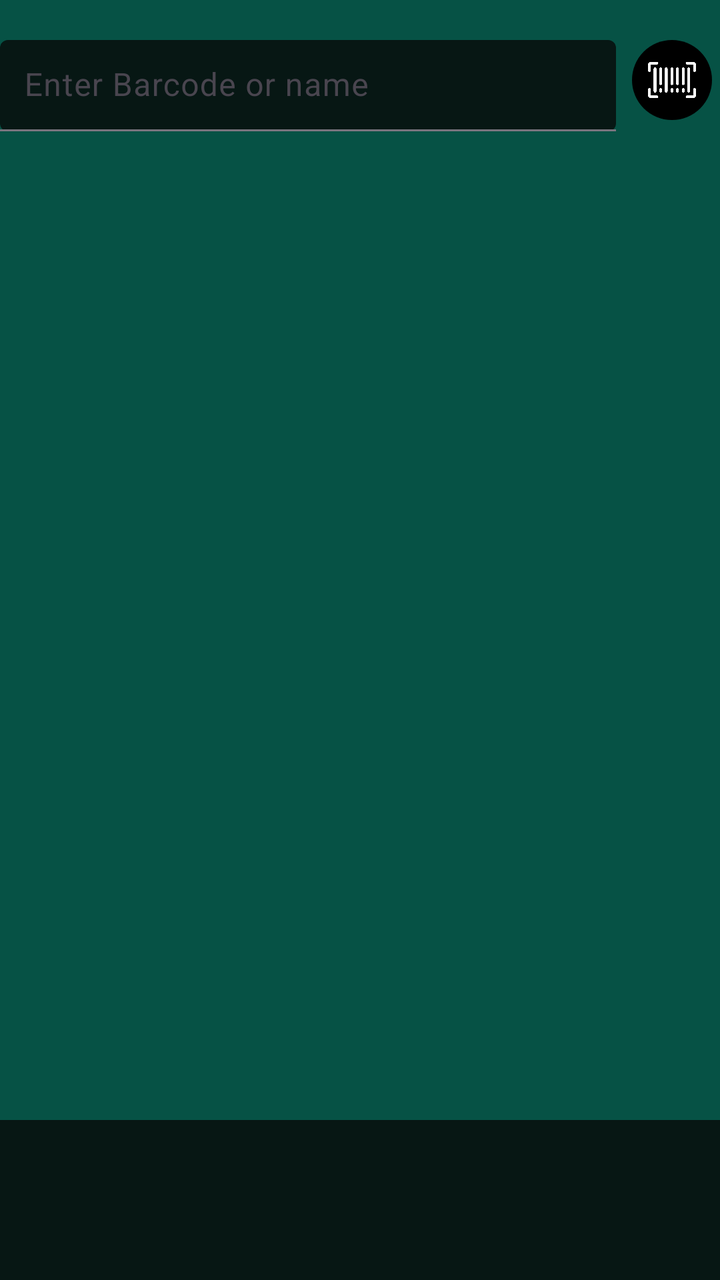
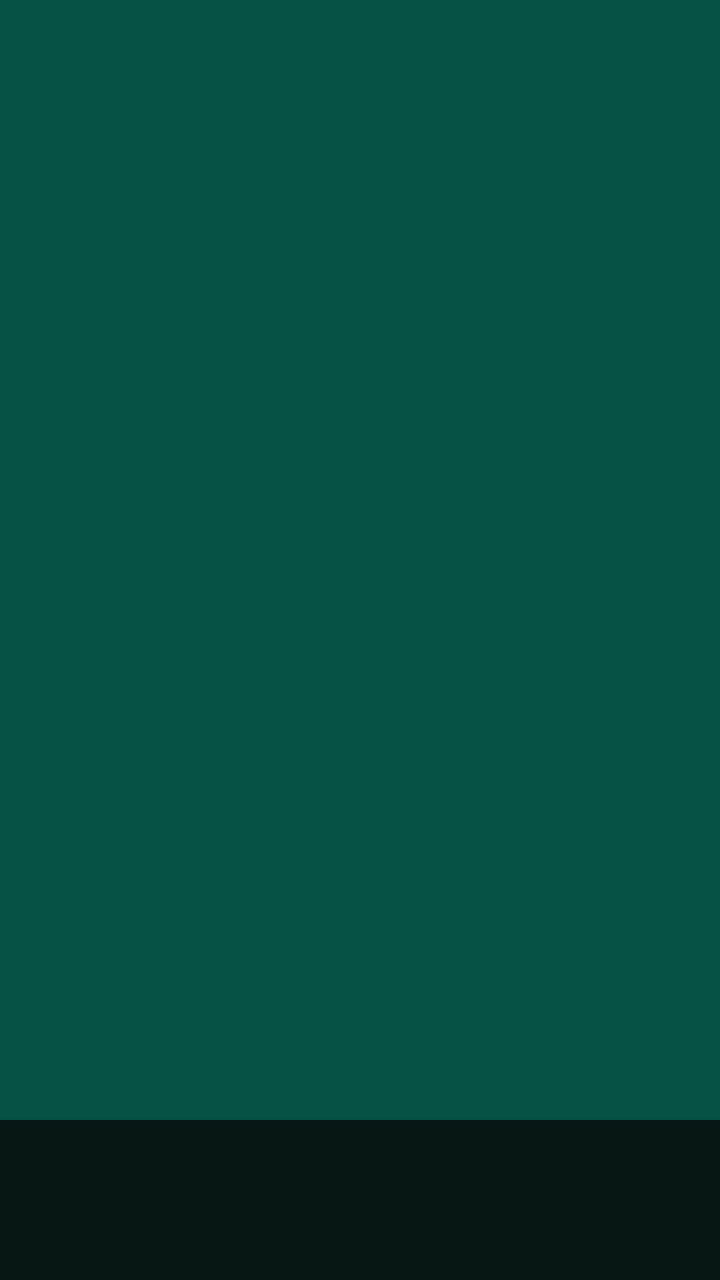

Compare the two renders of this Android layout. The source of the first and the diff that turns it into the second are given below.
<!-- AndroidManifest.xml: application theme Theme.MyWarehouse -->
<!-- res/layout/activity_inventory_details.xml -->
<RelativeLayout xmlns:android="http://schemas.android.com/apk/res/android"
    xmlns:app="http://schemas.android.com/apk/res-auto"
    xmlns:tools="http://schemas.android.com/tools"
    android:layout_width="match_parent"
    android:layout_height="match_parent"
    android:background="@color/green"
    android:paddingTop="20dp">

    
    <LinearLayout
        android:id="@+id/search_container"
        android:layout_width="match_parent"
        android:layout_height="wrap_content"
        android:orientation="horizontal"
        android:layout_alignParentTop="true">

        
        <com.google.android.material.textfield.TextInputLayout
            android:id="@+id/text_input_search"
            android:layout_width="0dp"
            android:layout_height="wrap_content"
            android:layout_weight="1"
            android:layout_marginEnd="8dp"
            app:boxBackgroundMode="filled"
            app:boxBackgroundColor="@color/darkgreen">

            <com.google.android.material.textfield.TextInputEditText
                android:id="@+id/search_input"
                android:layout_width="match_parent"
                android:layout_height="wrap_content"
                android:hint="@string/search_hint"
                android:textColor="@color/white"
                android:textColorHint="@color/white"
                android:padding="12dp" />
        </com.google.android.material.textfield.TextInputLayout>
        <androidx.appcompat.widget.AppCompatImageButton
            android:id="@+id/button_scan_barcode"
            android:layout_width="40dp"
            android:layout_height="40dp"
            android:background="@drawable/circular_button_background"
            android:src="@drawable/ic_barcode"
            android:scaleType="centerCrop"
            android:tint="@color/white"
            android:layout_marginEnd="4dp"
            android:padding="8dp" />

    </LinearLayout>

    
    <androidx.core.widget.NestedScrollView
        android:id="@+id/nested_view"
        android:layout_width="match_parent"
        android:layout_height="0dp"
        android:layout_below="@id/search_container"
        android:layout_above="@id/bottom_navigation"
        android:layout_marginTop="16dp"
        android:fillViewport="true">

        <androidx.recyclerview.widget.RecyclerView
            android:id="@+id/recycler_view_items"
            android:layout_width="match_parent"
            android:layout_height="wrap_content" />
    </androidx.core.widget.NestedScrollView>

    
    <com.google.android.material.bottomnavigation.BottomNavigationView
        android:id="@+id/bottom_navigation"
        android:layout_width="match_parent"
        android:layout_height="wrap_content"
        android:layout_alignParentBottom="true"
        android:background="@color/darkgreen"
        app:itemRippleColor="@android:color/transparent"
        app:labelVisibilityMode="unlabeled" />

</RelativeLayout>
<!-- resources referenced by this layout -->
<resources>
  <color name="darkgreen">#071714</color>
  <color name="green">#065245</color>
  <color name="white">#FFFFFFFF</color>
  <!-- drawable circular_button_background (drawable) -->
  <shape xmlns:android="http://schemas.android.com/apk/res/android"
      android:shape="oval">
      <solid android:color="@color/black"/>
  </shape>
  <!-- drawable ic_barcode: png bitmap (drawable, 6233 bytes) -->
  <string name="search_hint">Enter Barcode or name</string>
  <style name="Theme.MyWarehouse" parent="Base.Theme.MyWarehouse" />
  <color name="black">#FF000000</color>
  <style name="Base.Theme.MyWarehouse" parent="Theme.Material3.DayNight.NoActionBar">
  
         <item name="colorPrimary">@color/green</item>
      </style>
</resources>

<!-- the commit's change to res/layout/activity_inventory_details.xml (unified diff, before → after) -->
@@ -12,7 +12,8 @@
         android:layout_width="match_parent"
         android:layout_height="wrap_content"
         android:orientation="horizontal"
-        android:layout_alignParentTop="true">
+        android:layout_alignParentTop="true"
+        android:visibility="gone">
 
         
         <com.google.android.material.textfield.TextInputLayout
@@ -33,6 +34,8 @@
                 android:textColorHint="@color/white"
                 android:padding="12dp" />
         </com.google.android.material.textfield.TextInputLayout>
+
+        
         <androidx.appcompat.widget.AppCompatImageButton
             android:id="@+id/button_scan_barcode"
             android:layout_width="40dp"
@@ -59,8 +62,17 @@
         <androidx.recyclerview.widget.RecyclerView
             android:id="@+id/recycler_view_items"
             android:layout_width="match_parent"
+            android:visibility="gone"
             android:layout_height="wrap_content" />
     </androidx.core.widget.NestedScrollView>
+
+    
+    <ProgressBar
+        android:id="@+id/progress_bar"
+        android:layout_width="wrap_content"
+        android:layout_height="wrap_content"
+        android:layout_centerInParent="true"
+        android:visibility="gone" />
 
     
     <com.google.android.material.bottomnavigation.BottomNavigationView
